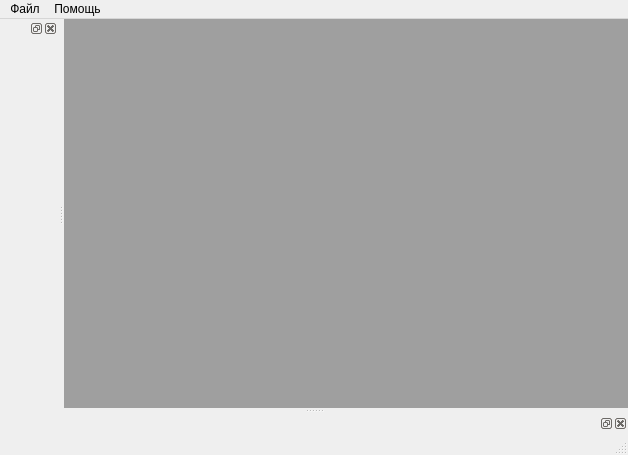
aurusov/rdo_studio, file rdo/app/rdo_studio/branches/dev_qt/res/ui/main_window.ui: the form before one commit.
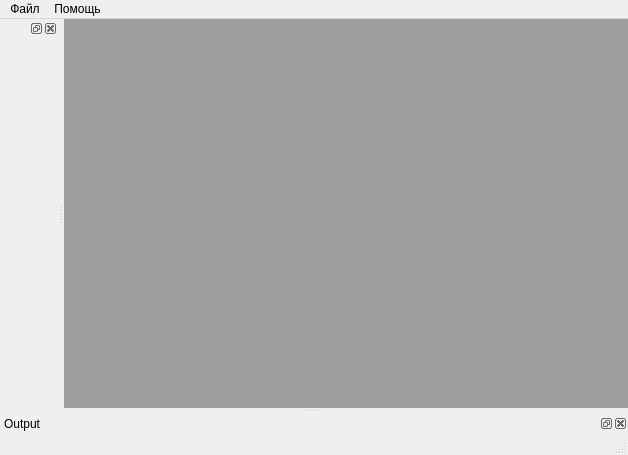
The form after the commit. Icons and pictures are not drawn.

Commit message: - восстановлен output-dock

```diff
--- a/rdo/app/rdo_studio/branches/dev_qt/res/ui/main_window.ui
+++ b/rdo/app/rdo_studio/branches/dev_qt/res/ui/main_window.ui
@@ -73,6 +73,9 @@
    <widget class="QWidget" name="workspaceDockWidgetContent"/>
   </widget>
   <widget class="QDockWidget" name="outputDockWidget">
+   <property name="windowTitle">
+    <string>Output</string>
+   </property>
    <attribute name="dockWidgetArea">
     <number>8</number>
    </attribute>
```
The commit also changes 8 other files.
